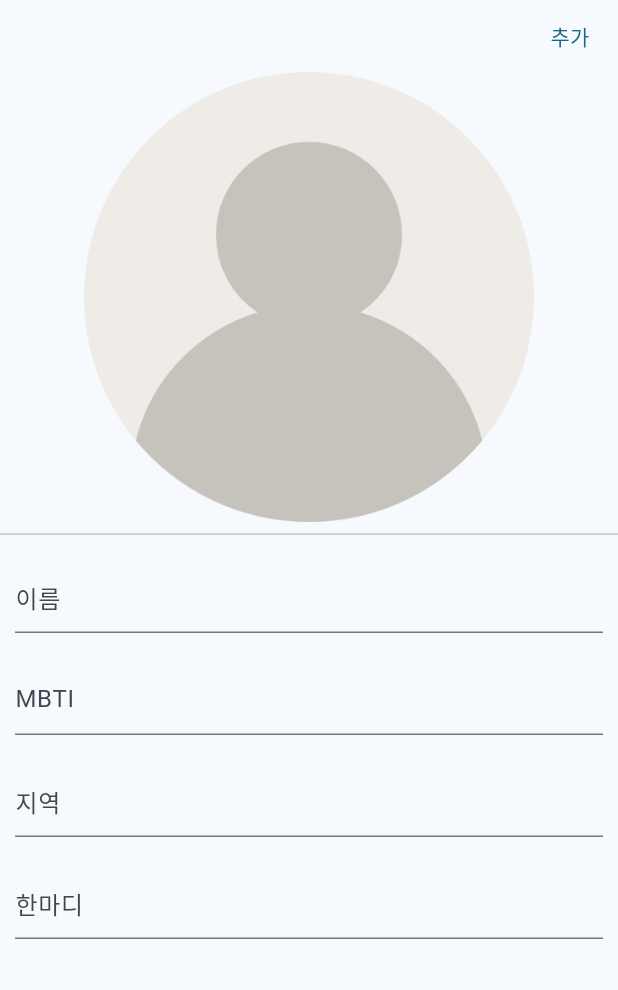
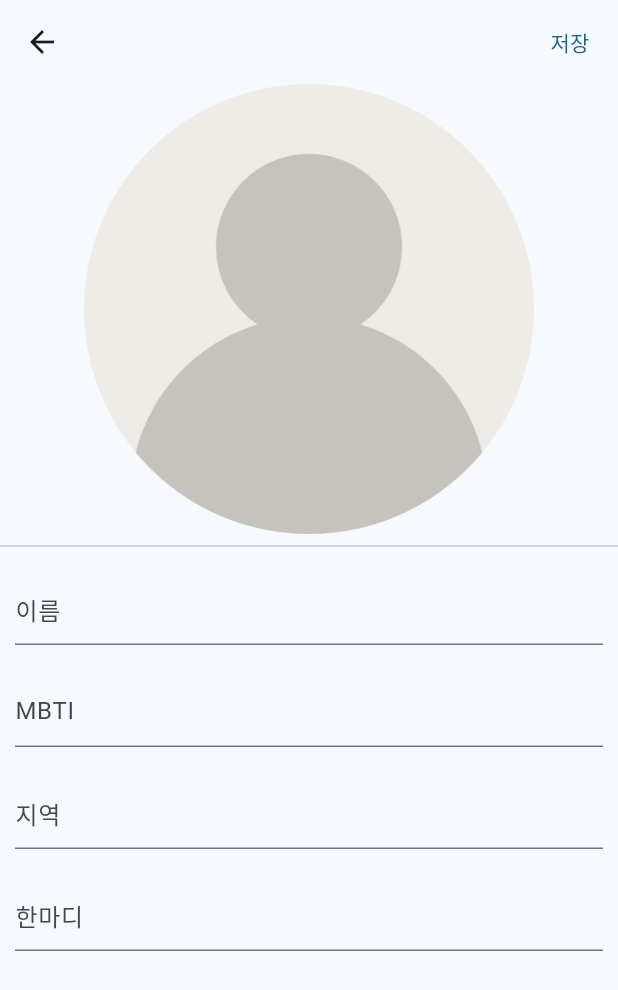
Before and after one commit to alexcho617/helloIOneEFour, a Flutter app: the newPage screen opened directly, on a phone screen of 412 x 824 dp. Shown: the top 990 px of the screen. Run offline on Flutter 3.47's test engine with Material 2 defaults, Android fonts, the phone set to English and light mode, and no system bars; our stand-ins replace image_picker, shared_preferences; accounts and stored records are empty.

Commit message:
backbtn in newPage

```diff
--- a/hello_i1e4/lib/pages/newPage.dart
+++ b/hello_i1e4/lib/pages/newPage.dart
@@ -30,16 +30,18 @@ class _newPageState extends State<newPage> {
     MemberService memberService = context.read<MemberService>();
 
     return Scaffold(
+      appBar: AppBar(
+        actions: [
+          TextButton(
+            onPressed: () {
+              // save
+            },
+            child: Text("저장"),
+          ),
+        ],
+      ),
       body: SafeArea(
         child: Column(children: [
-          Container(
-            alignment: Alignment.centerRight,
-            child: TextButton(
-                onPressed: () {
-                  // btn pressed
-                },
-                child: Text("추가")),
-          ),
           Container(
             alignment: Alignment.center,
             width: double.infinity,
@@ -86,9 +88,6 @@ class newPageItem extends StatelessWidget {
       padding: const EdgeInsets.all(10.0),
       child: TextField(
         decoration: InputDecoration(hintText: hintText),
-        onChanged: (value) {
-          // save
-        },
         maxLines: 1,
       ),
     );
```
